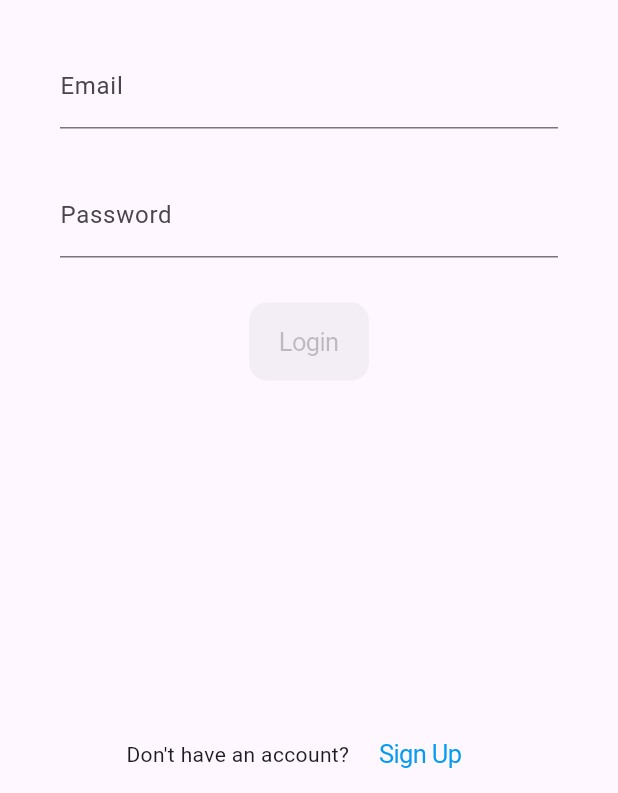
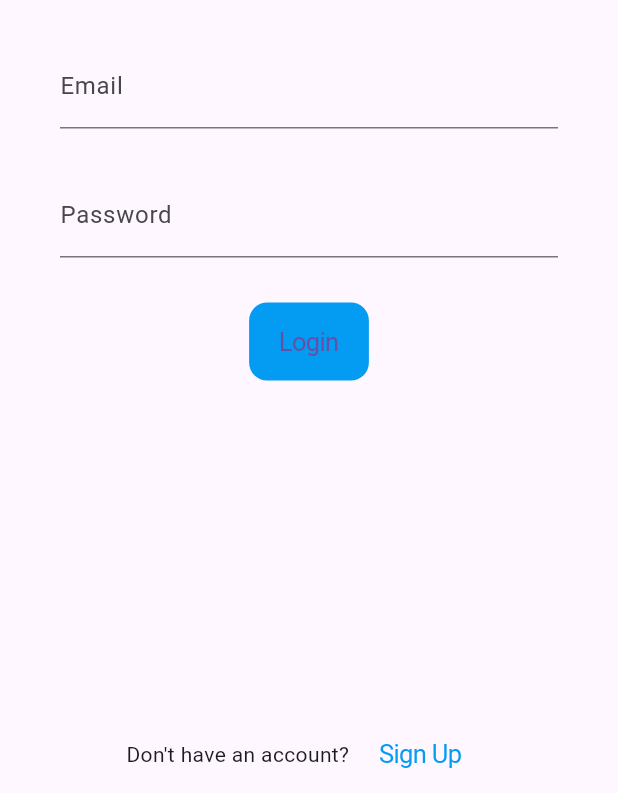
Before and after one commit to Shadab-Afzal7800/Chat_app_flutter, a Flutter app: the LoginScreen screen opened directly, on a phone screen of 412 x 824 dp, the part 443-1236 px from its top. Run offline on Flutter 3.47's test engine with Material 3 defaults, Android fonts, the phone set to English and light mode, and no system bars; our stand-ins replace firebase_core; accounts and stored records are empty.

Commit message:
Created createaccount login and completeprofile screens

```diff
--- a/lib/pages/login_screen.dart
+++ b/lib/pages/login_screen.dart
@@ -1,4 +1,5 @@
 import 'package:chat_app_flutter/constants/colors.dart';
+import 'package:chat_app_flutter/pages/create_account.dart';
 import 'package:flutter/cupertino.dart';
 import 'package:flutter/material.dart';
 
@@ -16,44 +17,49 @@ class _LoginScreenState extends State<LoginScreen> {
       body: SafeArea(
           child: Container(
         padding: const EdgeInsets.symmetric(horizontal: 40),
-        child: const Center(
+        child: Center(
           child: SingleChildScrollView(
             child: Column(
               children: [
-                Text(
+                const Text(
                   'Chat App',
                   style: TextStyle(
                       color: kPrimaryColor,
                       fontSize: 50,
                       fontWeight: FontWeight.bold),
                 ),
-                SizedBox(height: 30),
-                TextField(
+                const SizedBox(height: 30),
+                const TextField(
                   decoration: InputDecoration(labelText: 'Email'),
                 ),
-                SizedBox(height: 30),
-                TextField(
+                const SizedBox(height: 30),
+                const TextField(
                   obscureText: true,
                   decoration: InputDecoration(labelText: 'Password'),
                 ),
-                SizedBox(height: 30),
+                const SizedBox(height: 30),
                 CupertinoButton(
-                  onPressed: null,
+                  onPressed: () {},
                   color: kPrimaryColor,
-                  child: Text('Login'),
+                  child: const Text('Login'),
                 )
               ],
             ),
           ),
         ),
       )),
-      bottomNavigationBar: const Row(
+      bottomNavigationBar: Row(
         mainAxisAlignment: MainAxisAlignment.center,
         children: [
-          Text("Don't have an account?"),
+          const Text("Don't have an account?"),
           CupertinoButton(
-              onPressed: null,
-              child: Text(
+              onPressed: () {
+                Navigator.push(
+                    context,
+                    MaterialPageRoute(
+                        builder: (context) => const CreateAccountPage()));
+              },
+              child: const Text(
                 'Sign Up',
                 style: TextStyle(color: kPrimaryColor),
               ))
```
Also changed, not shown: lib/pages/complete_profile.dart (+55 -0 lines), lib/pages/create_account.dart (+80 -0 lines), lib/pages/homepage.dart (deleted, +0 -19 lines).
